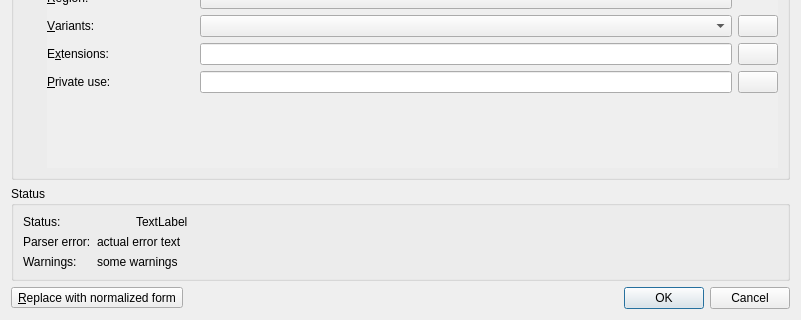
Qt form src/mkvtoolnix-gui/forms/util/language_dialog.ui (jpsdr/MKVToolnix-Windows-7) before a commit; both pictures show x 0 to 801 and y 217 to 537 of the 801 by 537 pixel window.
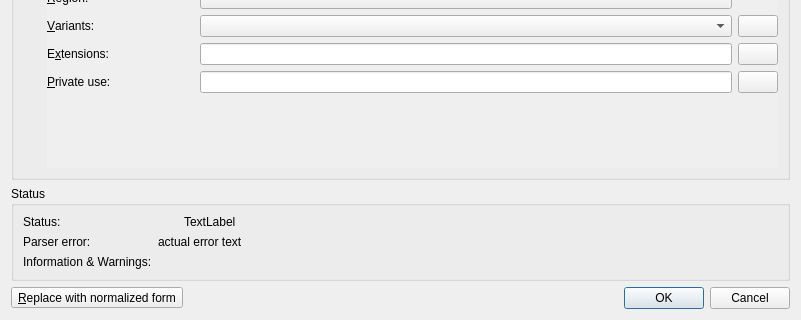
The same form after that commit. Icons and pictures are not drawn. Custom widgets are drawn as their Qt base class.

Commit message: GUI: BCP47: make normalization form info non-warnings depending on preferences

Patch:
```diff
--- a/src/mkvtoolnix-gui/forms/util/language_dialog.ui
+++ b/src/mkvtoolnix-gui/forms/util/language_dialog.ui
@@ -276,9 +276,9 @@
      </property>
      <layout class="QGridLayout" name="gridLayout">
       <item row="2" column="0">
-       <widget class="QLabel" name="lWarningsLabel">
+       <widget class="QLabel" name="lInfoWarningsLabel">
         <property name="text">
-         <string>Warnings:</string>
+         <string>Information &amp; Warnings:</string>
         </property>
         <property name="alignment">
          <set>Qt::AlignLeading|Qt::AlignLeft|Qt::AlignTop</set>
@@ -293,19 +293,13 @@
        </widget>
       </item>
       <item row="2" column="1">
-       <widget class="QLabel" name="lWarnings">
+       <widget class="QWidget" name="wInfoWarnings" native="true">
         <property name="sizePolicy">
          <sizepolicy hsizetype="MinimumExpanding" vsizetype="Preferred">
           <horstretch>0</horstretch>
           <verstretch>0</verstretch>
          </sizepolicy>
         </property>
-        <property name="text">
-         <string notr="true">some warnings</string>
-        </property>
-        <property name="wordWrap">
-         <bool>true</bool>
-        </property>
        </widget>
       </item>
       <item row="0" column="1">
@@ -320,16 +314,6 @@
           </property>
          </widget>
         </item>
-        <item>
-         <widget class="QLabel" name="lStatusWarningsIcon">
-          <property name="text">
-           <string notr="true"/>
-          </property>
-          <property name="pixmap">
-           <pixmap resource="../../qt_resources.qrc">:/icons/16x16/dialog-warning.png</pixmap>
-          </property>
-         </widget>
-        </item>
         <item>
          <widget class="QLabel" name="lStatusBadIcon">
           <property name="text">
@@ -367,6 +351,12 @@
       </item>
       <item row="1" column="1">
        <widget class="QLabel" name="lParserError">
+        <property name="sizePolicy">
+         <sizepolicy hsizetype="MinimumExpanding" vsizetype="Preferred">
+          <horstretch>0</horstretch>
+          <verstretch>0</verstretch>
+         </sizepolicy>
+        </property>
         <property name="text">
          <string notr="true">actual error text</string>
         </property>
```
The commit also changes 2 other files.
